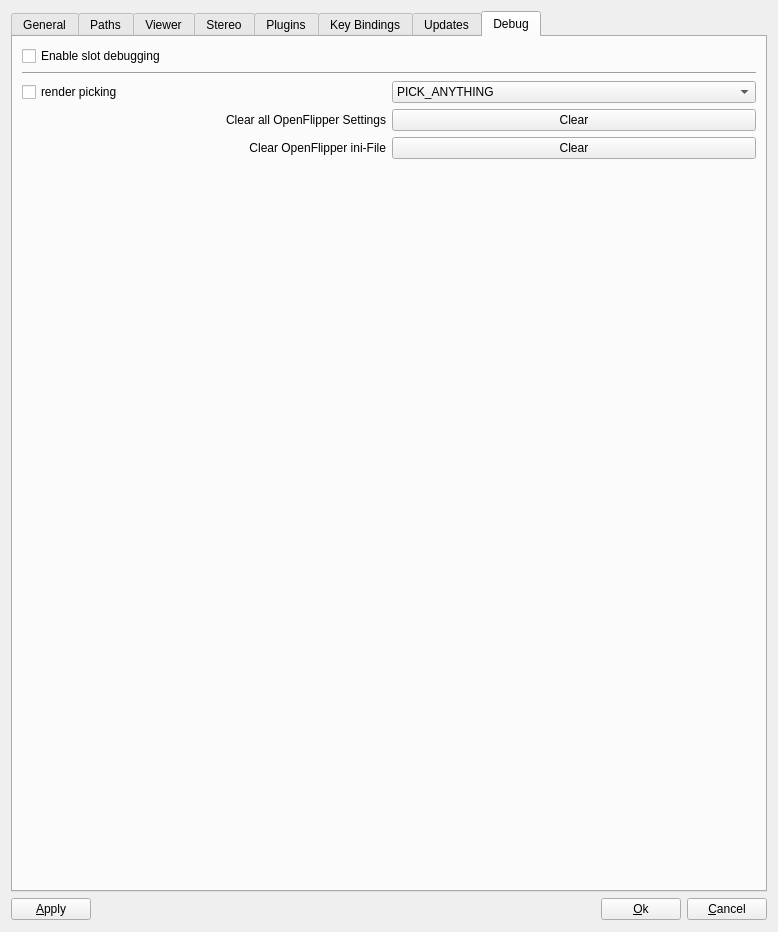
Old version of the form OpenFlipper/widgets/optionsWidget/optionsWidget.ui in the repository ShenRen/OpenFlipper.
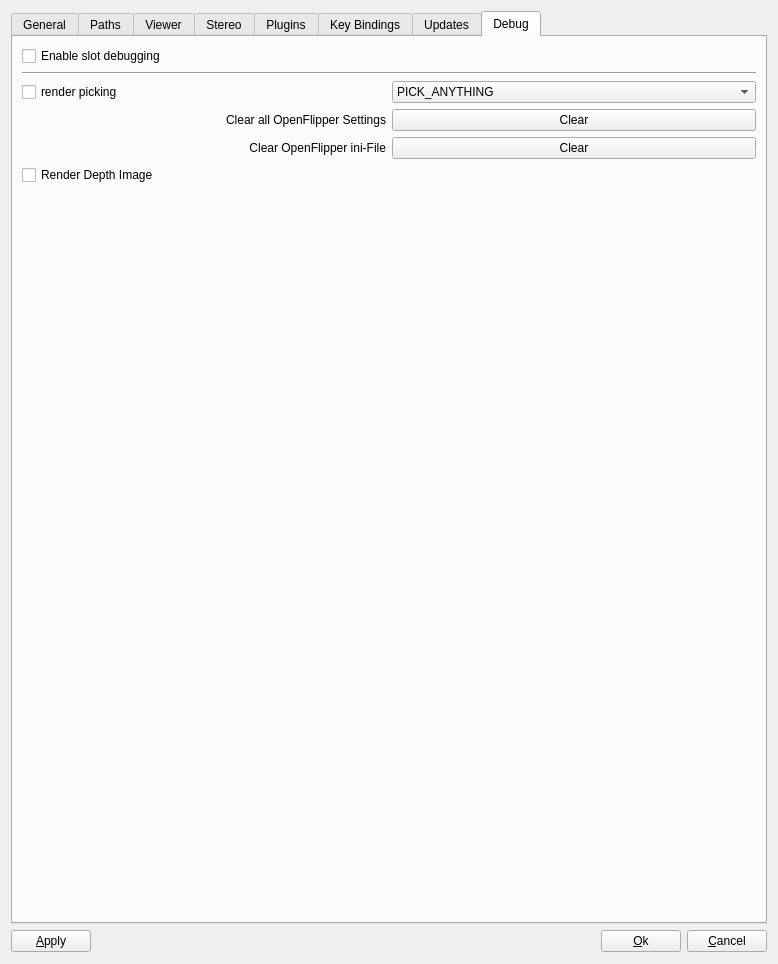
New version of the form. The open tabs and pages were chosen to show the change. Custom widgets are drawn as their Qt base class.

Commit message: Depth buffer rendering. Not working for snapshots yet

The edit to the form file:
```diff
--- a/OpenFlipper/widgets/optionsWidget/optionsWidget.ui
+++ b/OpenFlipper/widgets/optionsWidget/optionsWidget.ui
@@ -7,7 +7,7 @@
     <x>0</x>
     <y>0</y>
     <width>778</width>
-    <height>932</height>
+    <height>964</height>
    </rect>
   </property>
   <property name="windowTitle">
@@ -1848,6 +1848,22 @@
          </item>
         </layout>
        </item>
+       <item>
+        <widget class="QCheckBox" name="renderDepth">
+         <property name="toolTip">
+          <string>Renders the depth buffer as a grayscale image</string>
+         </property>
+         <property name="statusTip">
+          <string>Renders the depth buffer as a grayscale image</string>
+         </property>
+         <property name="whatsThis">
+          <string>Renders the depth buffer as a grayscale image</string>
+         </property>
+         <property name="text">
+          <string>Render Depth Image</string>
+         </property>
+        </widget>
+       </item>
        <item>
         <spacer name="verticalSpacer_3">
          <property name="orientation">
```
Left out of the diff: 4 changed lines with no effect on the pictures. The commit also changes 8 other files.
